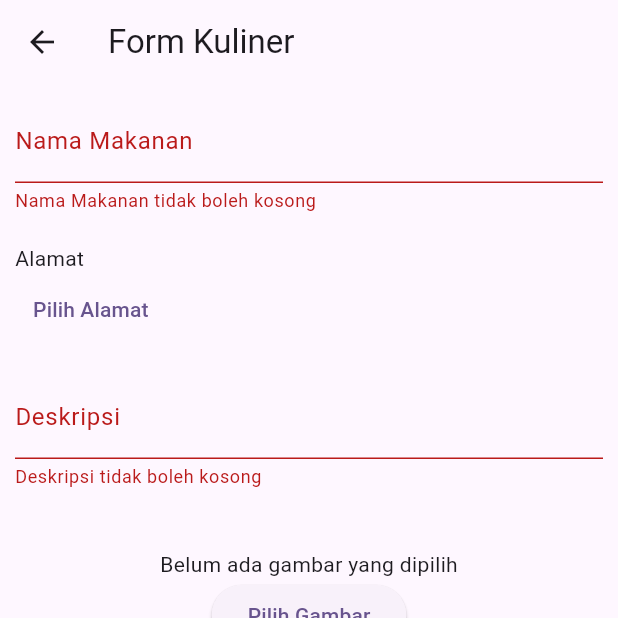
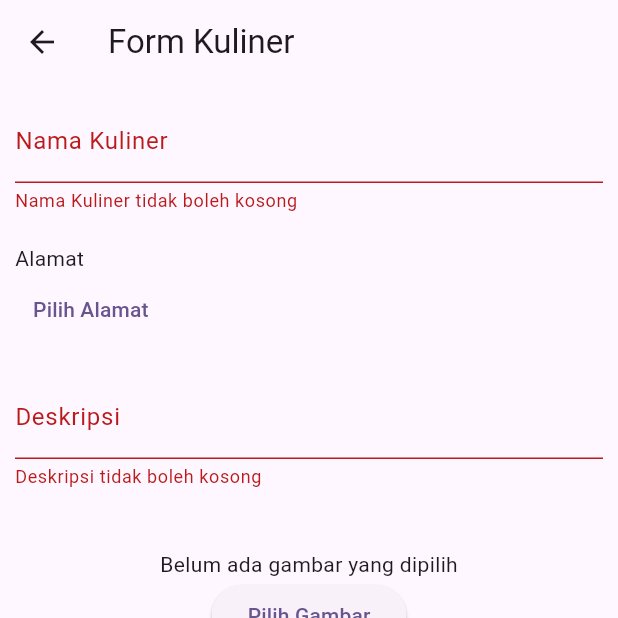
Before and after one commit to ardianmulya/UCP2_PAMLanjut_20210140019, a Flutter app: the FormKulinerScreen screen opened directly, after a tap on "Submit", on a phone screen of 412 x 824 dp, the top half of it. Run offline on Flutter 3.47's test engine with Material 3 defaults, Android fonts, the light colour scheme and no system bars; our stand-ins replace geocoding, geolocator, google_maps_flutter, image_picker; network calls fail.

Commit message:
merubah deskripsi hint text

```diff
--- a/lib/screen/form_kuliner_screen.dart
+++ b/lib/screen/form_kuliner_screen.dart
@@ -56,14 +56,14 @@ class _FormKulinerScreenState extends State<FormKulinerScreen> {
                   child: TextFormField(
                     validator: (value) {
                       if (value == null || value.isEmpty) {
-                        return 'Nama Makanan tidak boleh kosong';
+                        return 'Nama Kuliner tidak boleh kosong';
                       }
                       return null;
                     },
                     keyboardType: TextInputType.name,
                     decoration: const InputDecoration(
-                      hintText: 'Masukkan Nama Makanan',
-                      labelText: 'Nama Makanan',
+                      hintText: 'Masukkan Nama Kuliner',
+                      labelText: 'Nama Kuliner',
                     ),
                   ),
                 ),
@@ -127,7 +127,7 @@ class _FormKulinerScreenState extends State<FormKulinerScreen> {
                     },
                     keyboardType: TextInputType.name,
                     decoration: const InputDecoration(
-                      hintText: 'Masukkan Deskripsi Makanan',
+                      hintText: 'Masukkan Deskripsi Kuliner Seperti Harga atau Rasa',
                       labelText: 'Deskripsi',
                     ),
                   ),
```
